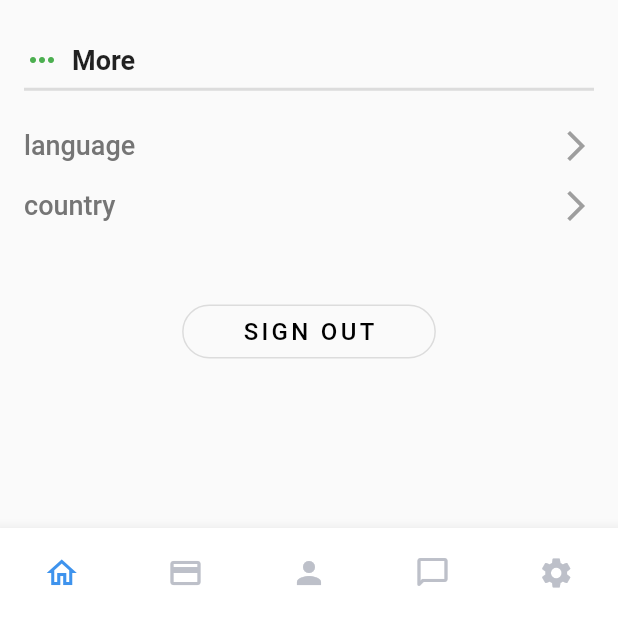
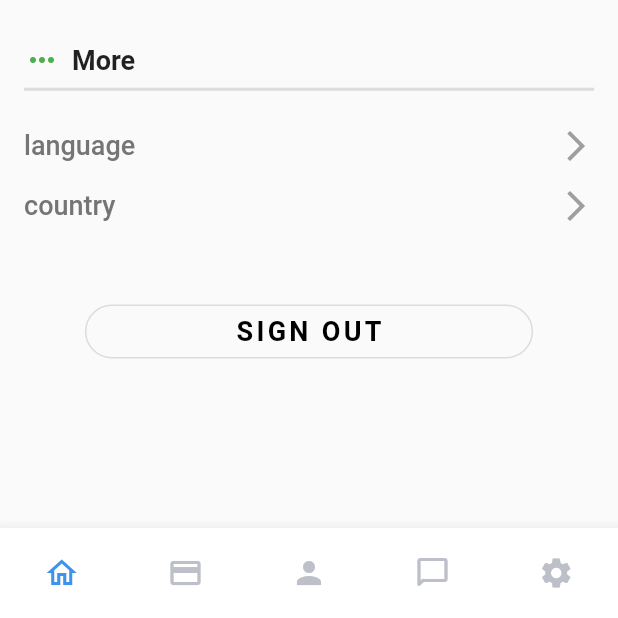
Before and after one commit to AnhTan1420/AppKeyboardShop, a Flutter app: the SettingsPage screen opened by its route, on a phone screen of 412 x 824 dp, the part 618-1236 px from its top. Run offline on Flutter 3.47's test engine with Material 2 defaults, Android fonts, the light colour scheme and no system bars; our stand-ins replace get, socket_io_client; Roboto replaces fonts that are missing (Lat).

Commit message:
[anhtan] update setting_screen

```diff
--- a/lib/screens/setting_screen.dart
+++ b/lib/screens/setting_screen.dart
@@ -2,6 +2,7 @@ import 'package:flutter/cupertino.dart';
 import 'package:flutter/material.dart';
 import 'package:kleyboardshop/screens/signin_screen.dart';
 import 'package:kleyboardshop/widgets/bottom_menu_bar.dart';
+
 class SettingsPage extends StatefulWidget {
   static const routeName = '/setting';
   @override
@@ -107,7 +108,7 @@ class _SettingsPageState extends State<SettingsPage> {
             ),
             Center(
               child: OutlineButton(
-                padding: EdgeInsets.symmetric(horizontal: 40),
+                padding: EdgeInsets.symmetric(horizontal: 100),
                 shape: RoundedRectangleBorder(
                     borderRadius: BorderRadius.circular(20)),
                 onPressed: () {
@@ -116,7 +117,10 @@ class _SettingsPageState extends State<SettingsPage> {
                 },
                 child: Text("SIGN OUT",
                     style: TextStyle(
-                        fontSize: 16, letterSpacing: 2.2, color: Colors.black)),
+                        fontSize: 18,
+                        letterSpacing: 2.2,
+                        color: Colors.black,
+                        fontWeight: FontWeight.bold)),
               ),
             )
           ],
@@ -146,8 +150,6 @@ class _SettingsPageState extends State<SettingsPage> {
     );
   }
 
-
-
   GestureDetector buildAccountOptionRow(BuildContext context, String title) {
     return GestureDetector(
       child: Padding(
@@ -172,6 +174,7 @@ class _SettingsPageState extends State<SettingsPage> {
       ),
     );
   }
+
   GestureDetector buildMoreOptionRow(BuildContext context, String title) {
     return GestureDetector(
       child: Padding(
```
